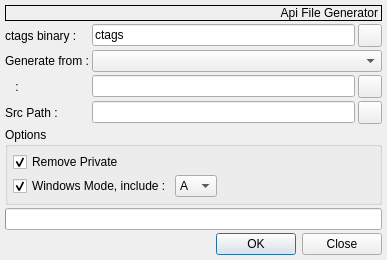
Old version of the form v2/trunk/plugins/base/Ctags2Api/src/ui/UICtags2Api.ui in the repository testmana2/mks.
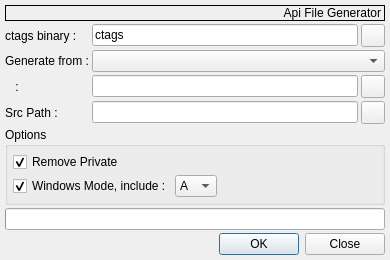
New version of the form. Icons and pictures are not drawn.

The edit to the form file:
```diff
--- a/v2/trunk/plugins/base/Ctags2Api/src/ui/UICtags2Api.ui
+++ b/v2/trunk/plugins/base/Ctags2Api/src/ui/UICtags2Api.ui
@@ -5,7 +5,7 @@
    <rect>
     <x>0</x>
     <y>0</y>
-    <width>387</width>
+    <width>390</width>
     <height>250</height>
    </rect>
   </property>
```
